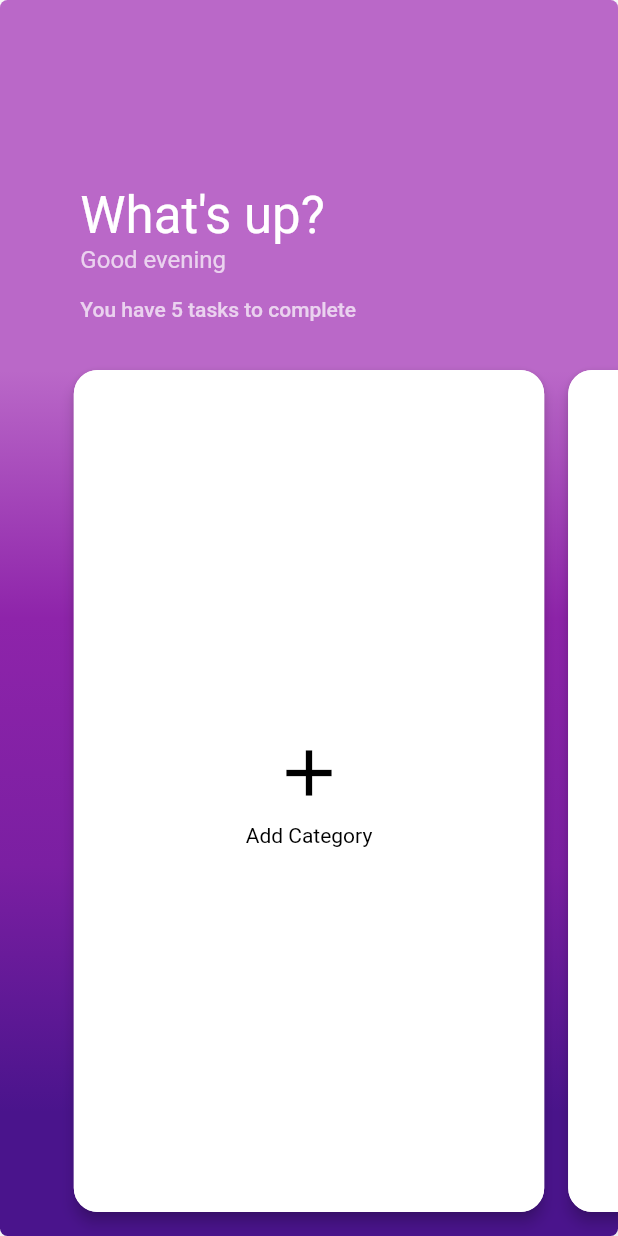
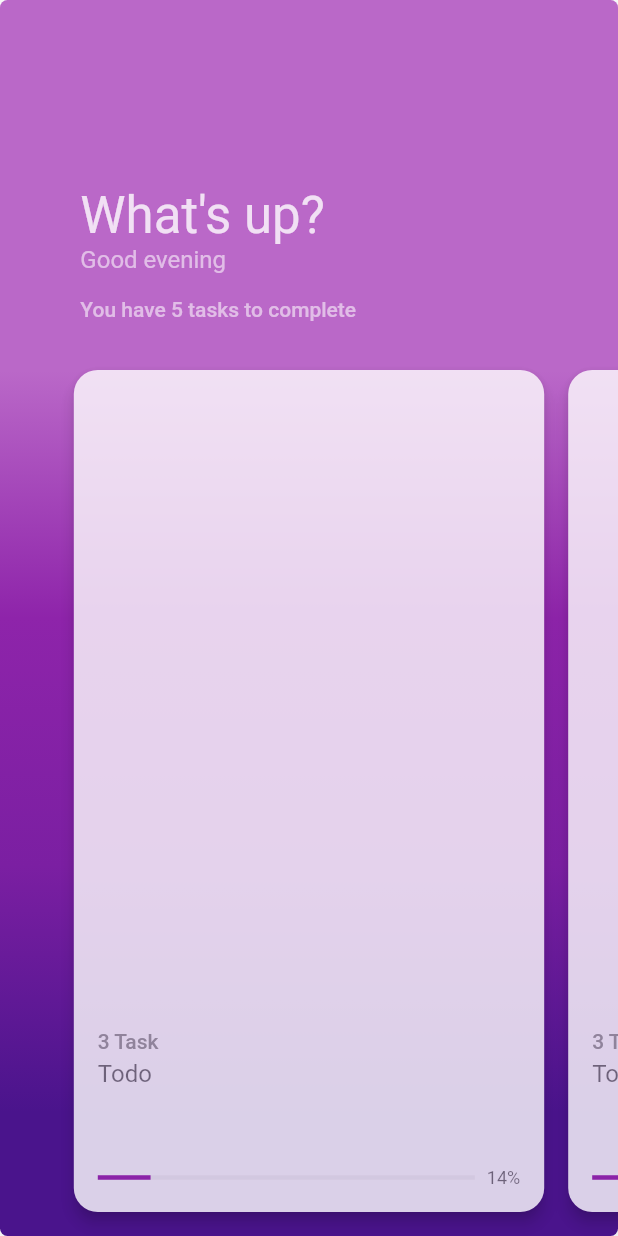
Before and after one commit to zikwall/bormental, a Flutter app: the first screen one second after launch, on a phone screen of 412 x 824 dp. Run offline on Flutter 3.47's test engine with Material 2 defaults, Android fonts, the light colour scheme and no system bars; our stand-ins replace animated_text_kit, video_player.

Commit message:
work with home screen

```diff
--- /dev/null
+++ b/lib/screens/home/cards.dart
@@ -0,0 +1,124 @@
+// native
+import 'package:flutter/material.dart';
+
+Widget buildCardNew(BuildContext context) {
+  return Card(
+    shape: RoundedRectangleBorder(
+      borderRadius: BorderRadius.circular(16.0),
+    ),
+    elevation: 5.0,
+    margin: const EdgeInsets.symmetric(vertical: 16.0, horizontal: 8.0),
+    child: Material(
+      borderRadius: BorderRadius.circular(16.0),
+      color: Colors.white,
+      child: InkWell(
+        onTap: () {
+          //
+        },
+        child: Padding(
+          padding: const EdgeInsets.symmetric(vertical: 16.0, horizontal: 16.0),
+          child: Column(
+            mainAxisAlignment: MainAxisAlignment.center,
+            children: [
+              const Icon(
+                Icons.add,
+                size: 52.0,
+                color: Colors.black,
+              ),
+              Container(
+                height: 8.0,
+              ),
+              const Text(
+                'Add Category',
+                style: TextStyle(color: Colors.black),
+              ),
+            ],
+          ),
+        ),
+      ),
+    ),
+  );
+}
+
+Widget buildCardCategory(BuildContext context) {
+  return GestureDetector(
+    onTap: () {
+      //
+    },
+    child: Card(
+      shape: RoundedRectangleBorder(
+        borderRadius: BorderRadius.circular(16.0),
+      ),
+      elevation: 4.0,
+      margin: const EdgeInsets.symmetric(vertical: 16.0, horizontal: 8.0),
+      color: Colors.white,
+      child: Padding(
+        padding: const EdgeInsets.symmetric(vertical: 16.0, horizontal: 16.0),
+        child: Column(
+          crossAxisAlignment: CrossAxisAlignment.start,
+          mainAxisAlignment: MainAxisAlignment.end,
+          children: [
+            const Spacer(
+              flex: 8,
+            ),
+            Container(
+              margin: const EdgeInsets.only(bottom: 4.0),
+              child: Hero(
+                tag: "hero",
+                child: Text(
+                  "3 Task",
+                  style: Theme.of(context)
+                      .textTheme
+                      .bodyText1
+                      ?.copyWith(color: Colors.grey[500]),
+                ),
+              ),
+            ),
+            Text("Todo",
+                style: Theme.of(context)
+                    .textTheme
+                    .subtitle1
+                    ?.copyWith(color: Colors.black54)),
+            const Spacer(),
+            _buildProgressIndicator(context, 14),
+          ],
+        ),
+      ),
+    ),
+  );
+}
+
+Widget _buildProgressIndicator(BuildContext context, progress) {
+  const _height = 3.0;
+  return Row(
+    children: [
+      Expanded(
+        child: LayoutBuilder(
+          builder: (BuildContext context, BoxConstraints constraints) {
+            return Stack(
+              children: [
+                Container(
+                  height: _height,
+                  color: Colors.grey.withOpacity(0.1),
+                ),
+                AnimatedContainer(
+                  height: _height,
+                  width: (progress / 100) * constraints.maxWidth,
+                  color: Colors.purple,
+                  duration: const Duration(milliseconds: 300),
+                ),
+              ],
+            );
+          },
+        ),
+      ),
+      Container(
+        margin: const EdgeInsets.only(left: 8.0),
+        child: Text(
+          "$progress%",
+          style: Theme.of(context).textTheme.caption,
+        ),
+      )
+    ],
+  );
+}
--- a/lib/screens/home/screen.dart
+++ b/lib/screens/home/screen.dart
@@ -6,7 +6,8 @@ import 'package:flutter/material.dart';
 //
 
 // application
-//
+import 'cards.dart';
+import 'whatsup.dart';
 
 List<Color> getColorList(Color color) {
   if (color is MaterialColor) {
@@ -29,8 +30,7 @@ class HomeScreen extends StatefulWidget {
 }
 
 class _HomeScreenState extends State<HomeScreen> with SingleTickerProviderStateMixin {
-  late AnimationController _controller;
-  late Animation<double> _animation;
+  late AnimationController _animation;
   final GlobalKey _backdropKey = GlobalKey(debugLabel: 'Backdrop');
   late PageController _pageController;
   int _currentPageIndex = 0;
@@ -38,12 +38,10 @@ class _HomeScreenState extends State<HomeScreen> with SingleTickerProviderStateM
   @override
   void initState() {
     super.initState();
-    _controller = AnimationController(
-      vsync: this,
-      duration: const Duration(milliseconds: 300),
-    );
-    _animation = Tween<double>(begin: 0.0, end: 1.0).animate(_controller);
+    _animation = AnimationController(vsync: this, duration: const Duration(milliseconds: 1000),);
     _pageController = PageController(initialPage: 0, viewportFraction: 0.8);
+
+    _animation.forward();
   }
 
   @override
@@ -87,12 +85,14 @@ class _HomeScreenState extends State<HomeScreen> with SingleTickerProviderStateM
             ),
             child: OrientationBuilder(
               builder: (context, orientation) {
-                return Column(
+                return FadeTransition(
+                  opacity: _animation,
+                  child: Column(
                       crossAxisAlignment: CrossAxisAlignment.start,
                       children: <Widget>[
                         orientation == Orientation.landscape
-                        ? _buildWhatsUpHorizontal(context)
-                        : _buildWhatsUp(context),
+                            ? buildWhatsUpHorizontal(context)
+                            : buildWhatsUp(context),
                         Expanded(
                           key: _backdropKey,
                           flex: 1,
@@ -112,13 +112,18 @@ class _HomeScreenState extends State<HomeScreen> with SingleTickerProviderStateM
                             child: PageView.builder(
                               controller: _pageController,
                               itemBuilder: (BuildContext context, int index) {
-                              return _buildCard(context);
+                                if (index == _tasks.length) {
+                                  return buildCardNew(context);
+                                } else {
+                                  return buildCardCategory(context);
+                                }
                               },
                               itemCount: _tasks.length + 1,
                             ),
                           ),
                         ),
                       ]
+                  ),
                 );
               },
             ),
@@ -127,102 +132,3 @@ class _HomeScreenState extends State<HomeScreen> with SingleTickerProviderStateM
     );
   }
 }
-
-Widget _buildWhatsUpHorizontal(BuildContext context) {
-  return Container(
-    margin: EdgeInsets.only(
-      left: MediaQuery.of(context).size.width * 0.115,
-    ),
-    child: Column(
-      crossAxisAlignment: CrossAxisAlignment.start,
-      children: <Widget>[
-        Text(
-          'What\'s up?',
-          style: Theme.of(context)
-              .textTheme
-              .headline4
-              ?.copyWith(color: Colors.white),
-        ),
-      ],
-    ),
-  );
-}
-
-Widget _buildWhatsUp(BuildContext context) {
-  return Container(
-    margin: EdgeInsets.only(
-      left: MediaQuery.of(context).size.width * 0.13,
-    ),
-    child: Column(
-      crossAxisAlignment: CrossAxisAlignment.start,
-      children: <Widget>[
-        Text(
-          'What\'s up?',
-          style: Theme.of(context)
-              .textTheme
-              .headline4
-              ?.copyWith(color: Colors.white),
-        ),
-        Text(
-          'Good evening',
-          style: Theme.of(context)
-              .textTheme
-              .subtitle1
-              ?.copyWith(
-              color: Colors.white.withOpacity(0.7)),
-        ),
-        Container(height: 16.0),
-        Text(
-          'You have 5 tasks to complete',
-          style: Theme.of(context)
-              .textTheme
-              .bodyText1
-              ?.copyWith(
-              color: Colors.white.withOpacity(0.7)),
-        ),
-        Container(
-          height: 16.0,
-        )
-      ],
-    ),
-  );
-}
-
-Widget _buildCard(BuildContext context) {
-  return Card(
-    shape: RoundedRectangleBorder(
-      borderRadius: BorderRadius.circular(16.0),
-    ),
-    elevation: 4.0,
-    margin: const EdgeInsets.symmetric(vertical: 16.0, horizontal: 8.0),
-    child: Material(
-      borderRadius: BorderRadius.circular(16.0),
-      color: Colors.white,
-      child: InkWell(
-        onTap: () {
-          //
-        },
-        child: Padding(
-          padding: const EdgeInsets.symmetric(vertical: 16.0, horizontal: 16.0),
-          child: Column(
-            mainAxisAlignment: MainAxisAlignment.center,
-            children: [
-              const Icon(
-                Icons.add,
-                size: 52.0,
-                color: Colors.black,
-              ),
-              Container(
-                height: 8.0,
-              ),
-              const Text(
-                'Add Category',
-                style: TextStyle(color: Colors.black),
-              ),
-            ],
-          ),
-        ),
-      ),
-    ),
-  );
-}
--- /dev/null
+++ b/lib/screens/home/whatsup.dart
@@ -0,0 +1,62 @@
+// native
+import 'package:flutter/material.dart';
+
+Widget buildWhatsUpHorizontal(BuildContext context) {
+  return Container(
+    margin: EdgeInsets.only(
+      left: MediaQuery.of(context).size.width * 0.115,
+    ),
+    child: Column(
+      crossAxisAlignment: CrossAxisAlignment.start,
+      children: <Widget>[
+        Text(
+          'What\'s up?',
+          style: Theme.of(context)
+              .textTheme
+              .headline4
+              ?.copyWith(color: Colors.white),
+        ),
+      ],
+    ),
+  );
+}
+
+Widget buildWhatsUp(BuildContext context) {
+  return Container(
+    margin: EdgeInsets.only(
+      left: MediaQuery.of(context).size.width * 0.13,
+    ),
+    child: Column(
+      crossAxisAlignment: CrossAxisAlignment.start,
+      children: <Widget>[
+        Text(
+          'What\'s up?',
+          style: Theme.of(context)
+              .textTheme
+              .headline4
+              ?.copyWith(color: Colors.white),
+        ),
+        Text(
+          'Good evening',
+          style: Theme.of(context)
+              .textTheme
+              .subtitle1
+              ?.copyWith(
+              color: Colors.white.withOpacity(0.7)),
+        ),
+        Container(height: 16.0),
+        Text(
+          'You have 5 tasks to complete',
+          style: Theme.of(context)
+              .textTheme
+              .bodyText1
+              ?.copyWith(
+              color: Colors.white.withOpacity(0.7)),
+        ),
+        Container(
+          height: 16.0,
+        )
+      ],
+    ),
+  );
+}
```
Also changed, not shown: lib/screens/welcome/animated.dart (+3 -4 lines). Lines whose indentation alone changed are shown as unchanged.
